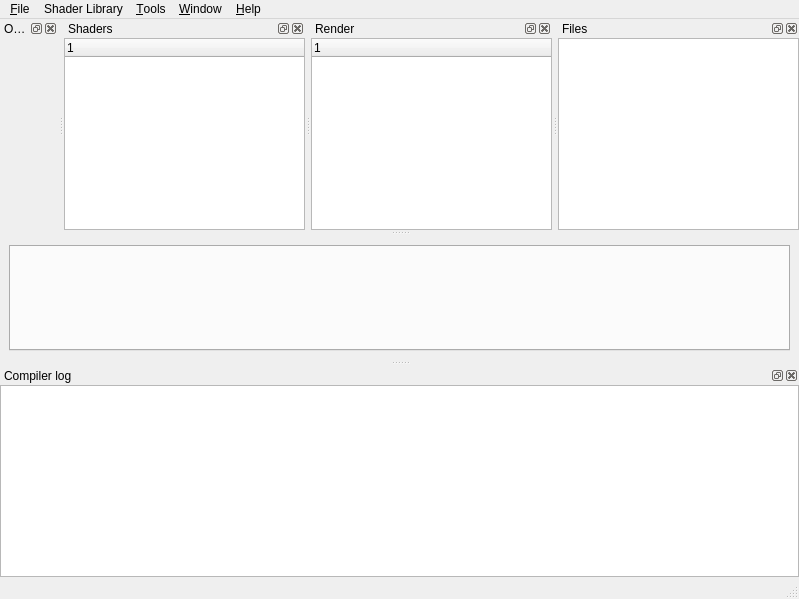
Before: the Qt Designer form app/mainwindow.ui in tonttu/Shaderkit, drawn with Qt 5.
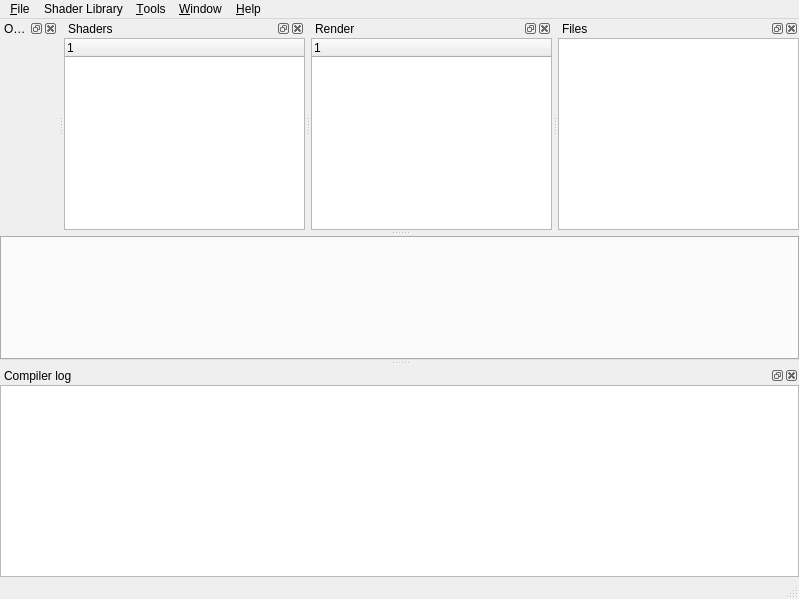
After: the same form once the commit is applied. Custom widgets are drawn as their Qt base class.

What changed in the file:
```diff
--- a/app/mainwindow.ui
+++ b/app/mainwindow.ui
@@ -15,6 +15,9 @@
   </property>
   <widget class="QWidget" name="centralwidget">
    <layout class="QGridLayout" name="gridLayout">
+    <property name="margin">
+     <number>0</number>
+    </property>
     <item row="0" column="0">
      <widget class="QTabWidget" name="editor_tabs">
       <property name="tabsClosable">
```
